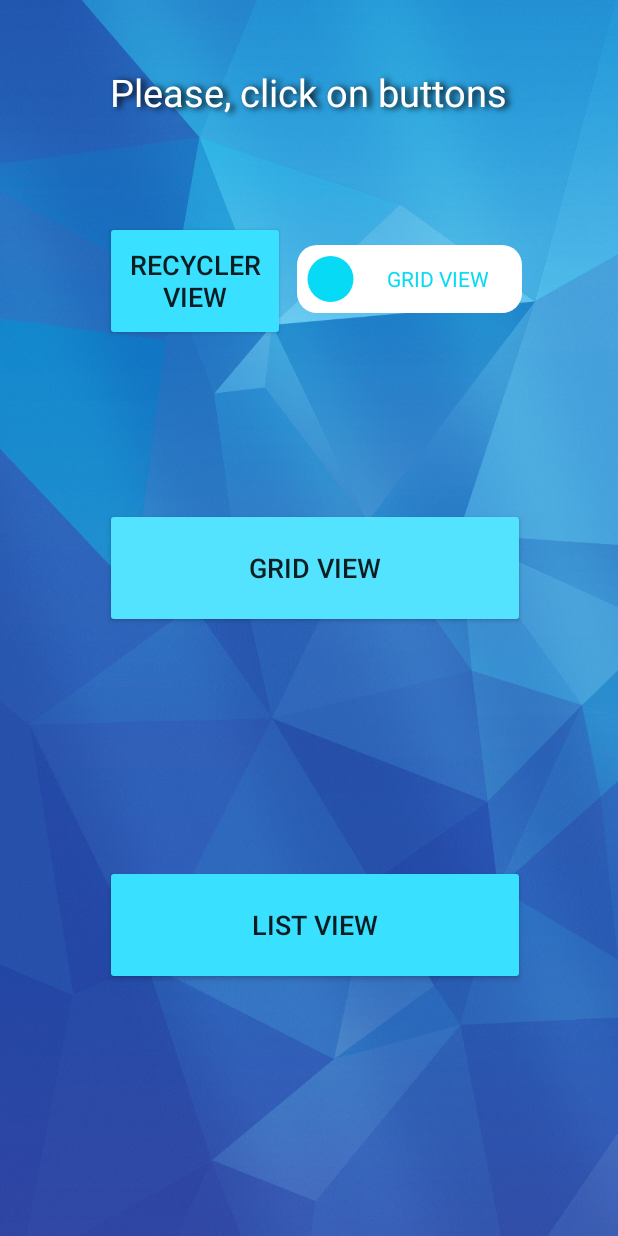
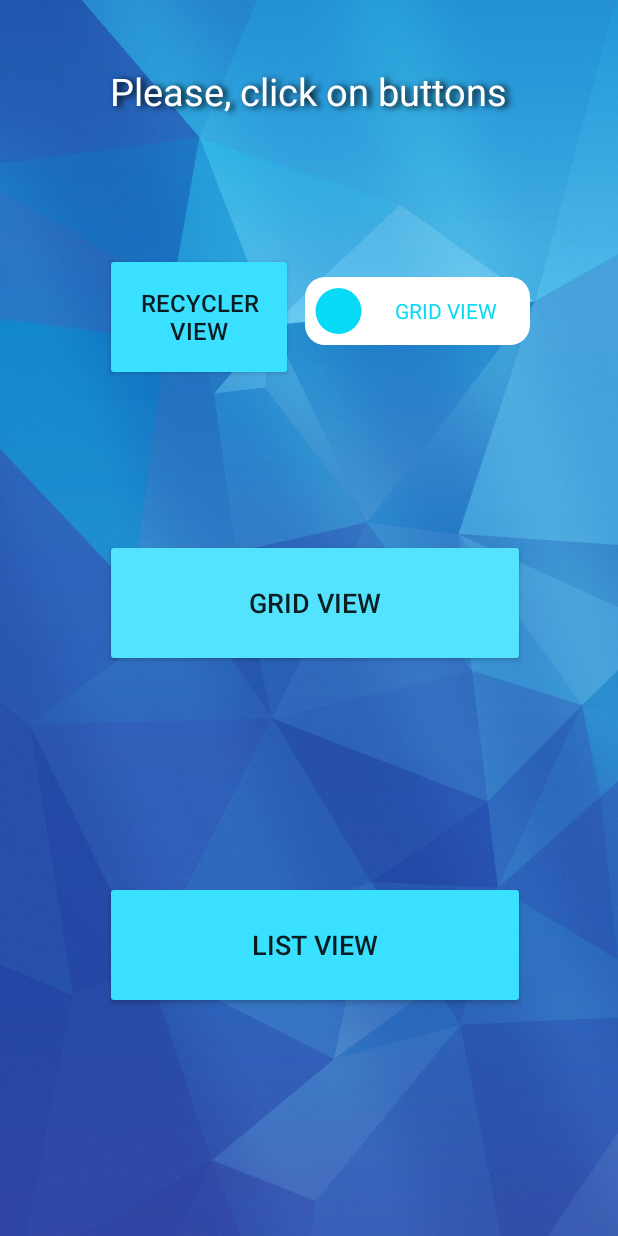
Before and after one commit to EvaKolosova/GalleryProject, an Android app: the layout activity_main.xml on its own in the app's theme, with its tools: preview values and no code run, on a phone screen of 412 x 824 dp. Run offline under Robolectric (Android 15) with nearby library versions, the phone set to English and light mode, and no system bars.

Commit message:
5.4 - little bit changes again...

```diff
--- a/app/src/main/res/layout/activity_grid_view.xml
+++ b/app/src/main/res/layout/activity_grid_view.xml
@@ -15,7 +15,8 @@
         android:numColumns="2"
         android:verticalSpacing="@dimen/image_view_item_padding"
         tools:layout_editor_absoluteX="@dimen/image_view_item_width"
-        tools:layout_editor_absoluteY="@dimen/grid_item_Y" />
+        tools:layout_editor_absoluteY="@dimen/grid_item_Y"
+        />
 
 
 </android.support.constraint.ConstraintLayout>
--- a/app/src/main/res/layout/activity_main.xml
+++ b/app/src/main/res/layout/activity_main.xml
@@ -78,7 +78,7 @@
         android:backgroundTint="@color/selectedBackground"
         android:onClick="recyclerViewClick"
         android:text="@string/recyclerview_name"
-        android:textSize="@dimen/text_button_size"
+        android:textSize="@dimen/text_middle_size"
         app:layout_constraintBottom_toBottomOf="parent"
         app:layout_constraintStart_toStartOf="@+id/gridViewButton"
         app:layout_constraintTop_toBottomOf="@+id/textView"
--- a/app/src/main/res/layout/grid_item_view.xml
+++ b/app/src/main/res/layout/grid_item_view.xml
@@ -11,10 +11,11 @@
         android:layout_width="@dimen/image_view_item_width"
         android:layout_height="@dimen/image_view_item_height"
         android:layout_columnWeight="0.5"
-        android:scaleType="fitXY"
+        android:scaleType="fitCenter"
         android:orientation="horizontal"
         android:padding="@dimen/image_view_item_padding"
         android:layout_row="0"
-        android:layout_column="0" />
+        android:layout_column="0"
+        />
 
 </GridLayout>
--- a/app/src/main/res/values/dimens.xml
+++ b/app/src/main/res/values/dimens.xml
@@ -11,9 +11,10 @@
 
     <dimen name="text_head_size">25sp</dimen>
     <dimen name="text_button_size">18sp</dimen>
+    <dimen name="text_middle_size">16sp</dimen>
     <dimen name="text_little_size">14sp</dimen>
 
-    <dimen name="text_head_height">35dp</dimen>
+    <dimen name="text_head_height">60dp</dimen>
     <dimen name="text_head_width">350dp</dimen>
     <dimen name="text_little_height">35dp</dimen>
     <dimen name="text_little_width">100dp</dimen>
@@ -24,8 +25,8 @@
     <dimen name="grid_item__height">515dp</dimen>
 
     <dimen name="button_little_height">35dp</dimen>
-    <dimen name="button_little_width">120dp</dimen>
-    <dimen name="button_normal_height">80dp</dimen>
+    <dimen name="button_little_width">125dp</dimen>
+    <dimen name="button_normal_height">85dp</dimen>
     <dimen name="button_normal_width">280dp</dimen>
     <dimen name="toggle_height">45dp</dimen>
     <dimen name="toggle_width">150dp</dimen>
--- a/app/src/main/res/values/strings.xml
+++ b/app/src/main/res/values/strings.xml
@@ -1,8 +1,10 @@
 <resources>
-    <string name="app_name">PicturesShowing</string>
+    <string name="app_name">Pictures Showing App</string>
     <string name="title_main_activity">Please, click on buttons</string>
     <string name="listview_name">List View</string>
     <string name="gridview_name">Grid View</string>
     <string name="recyclerview_name">Recycler View</string>
     <string name="linearview_name">Linear View</string>
+    <string name="recyclerviewlin_activity_name">RecyclerView Linear</string>
+    <string name="recyclerviewgrid_activity_name">RecyclerView Grid</string>
 </resources>
--- a/test1/src/main/res/values/strings.xml
+++ b/test1/src/main/res/values/strings.xml
@@ -1,3 +1,3 @@
 <resources>
-    <string name="app_name">test1</string>
+    <string name="app_name">SuperToggle</string>
 </resources>
```
Also changed, not shown: app/src/main/AndroidManifest.xml (+5 -5 lines), app/src/main/java/com/example/picturesshowing/MainActivity.java (+15 -2 lines), app/src/main/res/layout/linear_row_view.xml (+4 -3 lines), 1 other file.
